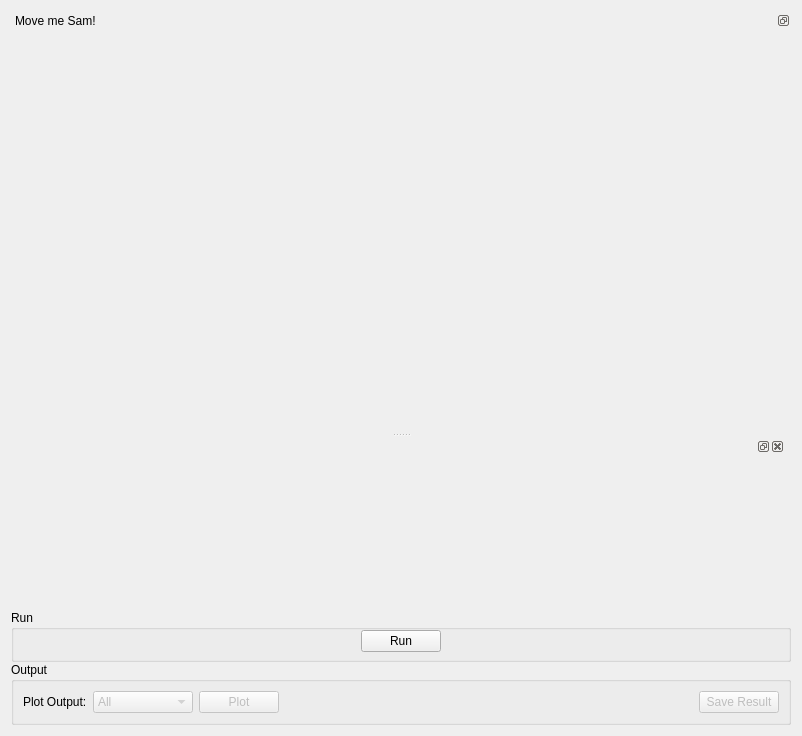
mantidproject/mantid, file qt/scientific_interfaces/Indirect/MSDFit.ui: the form before one commit.
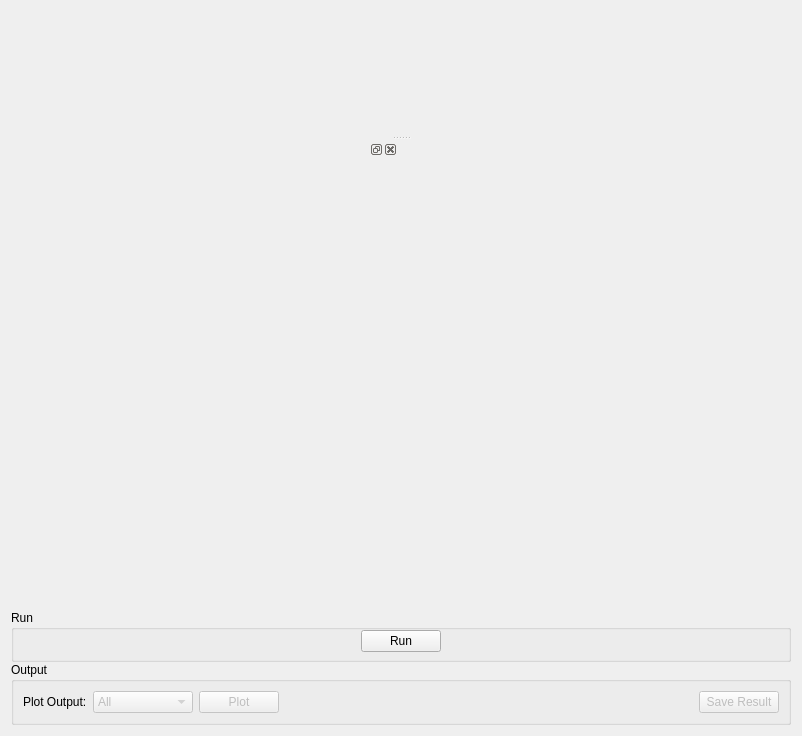
The form after the commit. Custom widgets are drawn as their Qt base class.

Commit message: Refs #24448. Undo changes

Diff of the .ui file:
```diff
--- a/qt/scientific_interfaces/Indirect/MSDFit.ui
+++ b/qt/scientific_interfaces/Indirect/MSDFit.ui
@@ -13,21 +13,7 @@
   <property name="windowTitle">
    <string>Form</string>
   </property>
-  <layout class="QVBoxLayout" name="verticalLayout">
-   <item>
-    <widget class="QDockWidget" name="dockWidget">
-     <property name="features">
-      <set>QDockWidget::DockWidgetFloatable|QDockWidget::DockWidgetMovable</set>
-     </property>
-     <property name="allowedAreas">
-      <set>Qt::NoDockWidgetArea</set>
-     </property>
-     <property name="windowTitle">
-      <string>Move me Sam!</string>
-     </property>
-     <widget class="QWidget" name="dockWidgetContents_2"/>
-    </widget>
-   </item>
+  <layout class="QVBoxLayout" name="verticalLayout_2">
    <item>
     <widget class="QSplitter" name="splitter">
      <property name="orientation">
@@ -37,35 +23,13 @@
       <bool>false</bool>
      </property>
      <widget class="MantidQt::CustomInterfaces::IDA::IndirectFitDataView" name="fitDataView" native="true"/>
-     <widget class="QFrame" name="fBottom">
-      <layout class="QVBoxLayout" name="verticalLayout_4">
-       <property name="leftMargin">
-        <number>0</number>
-       </property>
-       <property name="topMargin">
-        <number>0</number>
-       </property>
-       <property name="rightMargin">
-        <number>0</number>
-       </property>
-       <property name="bottomMargin">
-        <number>0</number>
+     <widget class="QWidget" name="layoutWidget">
+      <layout class="QVBoxLayout" name="verticalLayout">
+       <property name="spacing">
+        <number>6</number>
        </property>
        <item>
-        <widget class="QFrame" name="fPlotsAndBrowser">
-         <layout class="QHBoxLayout" name="horizontalLayout_2">
-          <property name="leftMargin">
-           <number>0</number>
-          </property>
-          <property name="topMargin">
-           <number>0</number>
-          </property>
-          <property name="rightMargin">
-           <number>0</number>
-          </property>
-          <property name="bottomMargin">
-           <number>0</number>
-          </property>
+        <layout class="QHBoxLayout" name="loPlotArea" stretch="1,1">
           <item>
            <widget class="MantidQt::MantidWidgets::IndirectFitPropertyBrowser" name="fitPropertyBrowser">
             <property name="allowedAreas">
@@ -78,7 +42,6 @@
            <widget class="MantidQt::CustomInterfaces::IDA::IndirectFitPlotView" name="pvFitPlotView" native="true"/>
           </item>
          </layout>
-        </widget>
        </item>
        <item>
         <widget class="QFrame" name="fRunAndOutput">
```
Left out of the diff: 5 changed lines with no effect on the pictures. Lines whose indentation alone changed are shown as unchanged.
